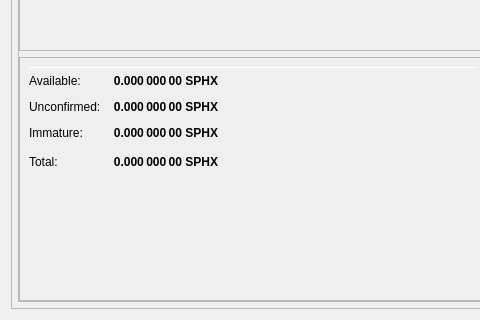
sphinxcoin/sphinx, file src/qt/forms/overviewpage.ui: the form before one commit; both pictures show x 0 to 480 and y 521 to 841 of the 978 by 841 pixel window.
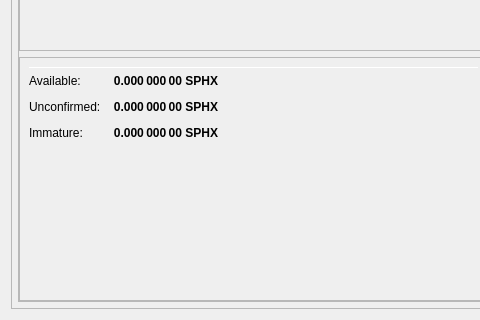
The form after the commit.

Commit message: hide xsphx

The edit to the form file:
```diff
--- a/src/qt/forms/overviewpage.ui
+++ b/src/qt/forms/overviewpage.ui
@@ -995,7 +995,7 @@
                          </property>
                         </widget>
                        </item>
-                       <item row="4" column="0">
+                       <!--<item row="4" column="0">
                         <widget class="QLabel" name="labelzBalanceText">
                          <property name="toolTip">
                           <string>Your current xSPHX balance, unconfirmed and immature xSPHX included.</string>
@@ -1004,8 +1004,8 @@
                           <string>Total:</string>
                          </property>
                         </widget>
-                       </item>
-                       <item row="4" column="1">
+                       </item>-->
+                       <!--<item row="4" column="1">
                         <widget class="QLabel" name="labelzBalance">
                          <property name="font">
                           <font>
@@ -1029,7 +1029,7 @@
                           <set>Qt::LinksAccessibleByMouse|Qt::TextSelectableByKeyboard|Qt::TextSelectableByMouse</set>
                          </property>
                         </widget>
-                       </item>
+                       </item>-->
                        <item row="4" column="2">
                         <spacer name="horizontalSpacer_4">
                          <property name="orientation">
```
The commit also changes 1 other file.
